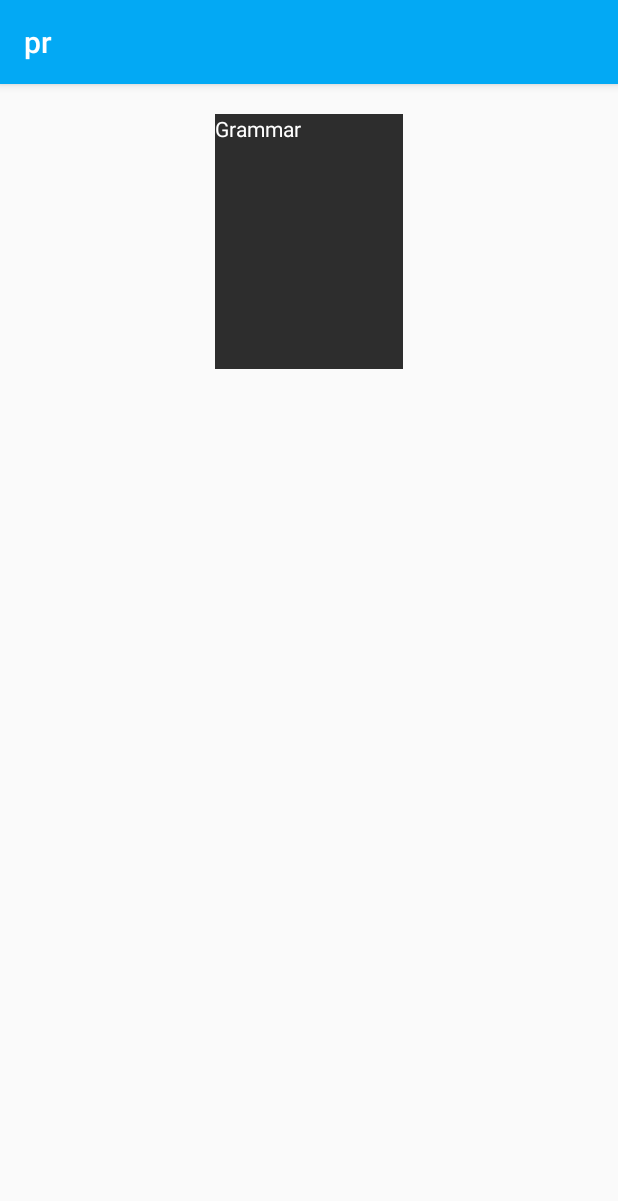
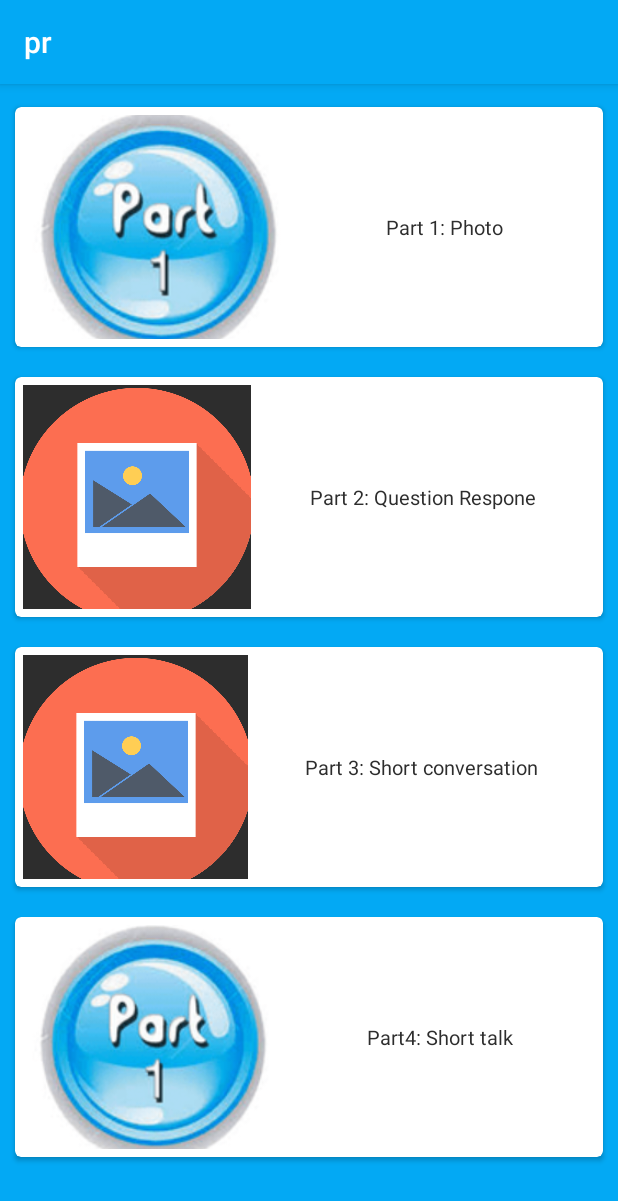
Before and after one commit to jnp2018/N1_21_ToeicTraining, an Android app: the screen it shows after launch (Item_Acitivity), after a tap on "Grammar", on a phone screen of 412 x 824 dp. Shown: the top 1201 px of the screen. Run offline under Robolectric (Android 15) with nearby library versions, the phone set to English and light mode, and no system bars.

Commit message:
giao dien listening

```diff
--- a/app/src/main/java/com/example/pr/Activity/Item_Acitivity.java
+++ b/app/src/main/java/com/example/pr/Activity/Item_Acitivity.java
@@ -3,25 +3,50 @@ package com.example.pr.Activity;
 import android.content.Intent;
 import android.support.v7.app.AppCompatActivity;
 import android.os.Bundle;
+import android.support.v7.widget.GridLayoutManager;
+import android.support.v7.widget.RecyclerView;
 import android.widget.TextView;
 
+import com.example.pr.Adapter.RecyclerViewListeningAdapter;
+import com.example.pr.Item;
 import com.example.pr.R;
+
+import java.util.ArrayList;
+import java.util.List;
 
 public class Item_Acitivity extends AppCompatActivity {
 
     private TextView tv_title;
+    List<Item> listItem;
 
     @Override
     protected void onCreate(Bundle savedInstanceState) {
         super.onCreate(savedInstanceState);
         setContentView(R.layout.activity_item__acitivity);
+        init();
 
-        tv_title = findViewById(R.id.tv_title_item_activity);
 
-        // Recevie data
-        Intent intent = getIntent();
-        String  title = intent.getExtras().getString("title");
+//        tv_title = findViewById(R.id.tv_title_item_activity);
+//
+//        // Recevie data
+//        Intent intent = getIntent();
+//        String  title = intent.getExtras().getString("title");
+//
+//        tv_title.setText(title);
+    }
 
-        tv_title.setText(title);
+    private void init() {
+        listItem = new ArrayList<>();
+        listItem.add(new Item("Part 1: Photo", R.drawable.ic_part1));
+        listItem.add(new Item("Part 2: Question Respone", R.drawable.ic_part3));
+        listItem.add(new Item("Part 3: Short conversation", R.drawable.ic_part3));
+        listItem.add(new Item("Part4: Short talk", R.drawable.ic_part1));
+
+        RecyclerView myrv  = (RecyclerView) findViewById(R.id.recycleview_id);
+        RecyclerViewListeningAdapter myAdapter = new RecyclerViewListeningAdapter(this, listItem);
+
+        myrv.setLayoutManager(new GridLayoutManager(this, 1));
+        myrv.setAdapter(myAdapter);
     }
+
 }
--- /dev/null
+++ b/app/src/main/java/com/example/pr/Adapter/RecyclerViewListeningAdapter.java
@@ -0,0 +1,73 @@
+package com.example.pr.Adapter;
+
+import android.content.Context;
+import android.content.Intent;
+import android.support.v7.widget.CardView;
+import android.support.v7.widget.RecyclerView;
+import android.view.LayoutInflater;
+import android.view.View;
+import android.view.ViewGroup;
+import android.widget.ImageView;
+import android.widget.TextView;
+
+import com.example.pr.Activity.Item_Acitivity;
+import com.example.pr.Item;
+import com.example.pr.R;
+
+import java.util.List;
+
+public class RecyclerViewListeningAdapter extends RecyclerView.Adapter<RecycleViewAdapter.MyViewHolder> {
+
+    private Context mContext;
+    private List<Item> mData;
+
+    public RecyclerViewListeningAdapter(Context mContext, List<Item> mData) {
+        this.mContext = mContext;
+        this.mData = mData;
+    }
+
+    @Override
+    public RecycleViewAdapter.MyViewHolder onCreateViewHolder(ViewGroup viewGroup, int i) {
+        View view ;
+        LayoutInflater inflater = LayoutInflater.from(mContext);
+        view = inflater.inflate((R.layout.cardview_item_listeing_menu), viewGroup, false);
+
+        return new RecycleViewAdapter.MyViewHolder(view);
+    }
+
+    @Override
+    public void onBindViewHolder(RecycleViewAdapter.MyViewHolder myViewHolder, final int i) {
+
+        myViewHolder.tv_item_title.setText(mData.get(i).getTitle());
+        myViewHolder.iv_item_img.setImageResource(mData.get(i).getAvatar());
+
+        // set click listener
+        myViewHolder.cardView.setOnClickListener(new View.OnClickListener() {
+            @Override
+            public void onClick(View v) {
+
+            }
+        });
+    }
+
+    @Override
+    public int getItemCount() {
+        return mData.size();
+    }
+
+    public static class MyViewHolder extends  RecyclerView.ViewHolder {
+
+        TextView tv_item_title;
+        ImageView iv_item_img;
+        CardView cardView;
+
+        public MyViewHolder(View itemView) {
+            super(itemView);
+
+            tv_item_title = (TextView) itemView.findViewById(R.id.item_title_id);
+            iv_item_img = (ImageView) itemView.findViewById(R.id.item_img_id);
+            cardView = (CardView) itemView.findViewById(R.id.cardview_id);
+
+        }
+    }
+}
--- a/app/src/main/res/layout/activity_item__acitivity.xml
+++ b/app/src/main/res/layout/activity_item__acitivity.xml
@@ -1,34 +1,21 @@
 <?xml version="1.0" encoding="utf-8"?>
 <LinearLayout xmlns:android="http://schemas.android.com/apk/res/android"
     xmlns:app="http://schemas.android.com/apk/res-auto"
+    android:orientation="horizontal"
     xmlns:tools="http://schemas.android.com/tools"
     android:layout_width="match_parent"
     android:layout_height="match_parent"
-    tools:context=".Activity.Item_Acitivity">
+    tools:context=".Activity.Item_Acitivity"
+    android:background="@color/colorPrimary">
 
-    <android.support.v4.widget.NestedScrollView
-        android:layout_width="match_parent"
-        android:layout_height="match_parent"
-        android:layout_marginTop="10dp"
-        android:padding="10dp"
-        >
-        <LinearLayout
+
+        <android.support.v7.widget.RecyclerView
+            android:id="@+id/recycleview_id"
+            android:layout_weight="3"
+            android:layout_marginTop="5dp"
             android:layout_width="match_parent"
-            android:layout_height="match_parent"
-            android:gravity="center"
-            android:orientation="vertical"
-            >
+            android:layout_height="match_parent">
 
-            <TextView
-                android:textColor="#fff"
-                android:scaleType="centerCrop"
-                android:id="@+id/tv_title_item_activity"
-                android:layout_width="125dp"
-                android:layout_height="170dp"
-                android:background="#2d2d2d"/>
-
-        </LinearLayout>
-
-    </android.support.v4.widget.NestedScrollView>
+        </android.support.v7.widget.RecyclerView>
 
 </LinearLayout>
--- /dev/null
+++ b/app/src/main/res/layout/cardview_item_listeing_menu.xml
@@ -0,0 +1,40 @@
+<?xml version="1.0" encoding="utf-8"?>
+<android.support.v7.widget.CardView xmlns:android="http://schemas.android.com/apk/res/android"
+    android:id="@+id/cardview_id"
+    android:layout_width="match_parent"
+    android:layout_height="160dp"
+    xmlns:app="http://schemas.android.com/apk/res-auto"
+    android:layout_margin="10dp"
+    app:cardCornerRadius="4dp"
+    android:clickable="true"
+    android:foreground="?android:attr/selectableItemBackground"
+    >
+
+    <LinearLayout
+        android:padding="5dp"
+        android:weightSum="10"
+        android:orientation="horizontal"
+        android:layout_width="match_parent"
+        android:layout_height="match_parent">
+
+
+        <ImageView
+            android:layout_weight="4"
+            android:id="@+id/item_img_id"
+            android:layout_width="100dp"
+            android:layout_height="160dp"
+            android:scaleType="centerCrop"
+            android:background="#2d2d2d"/>
+
+        <TextView
+            android:layout_weight="6"
+            android:id="@+id/item_title_id"
+            android:textColor="#2d2d2d"
+            android:textSize="13sp"
+            android:gravity="center"
+            android:layout_width="wrap_content"
+            android:layout_height="match_parent"
+            android:text="Grammar"/>
+
+    </LinearLayout>
+</android.support.v7.widget.CardView>
```
Also changed, not shown: app/src/main/res/drawable/ic_part1.png (added), app/src/main/res/drawable/ic_part2.jpg (added), app/src/main/res/drawable/ic_part3.png (added), app/src/main/res/drawable/ic_part5.png (added), app/src/main/res/drawable/ic_part7.jpg (added).
